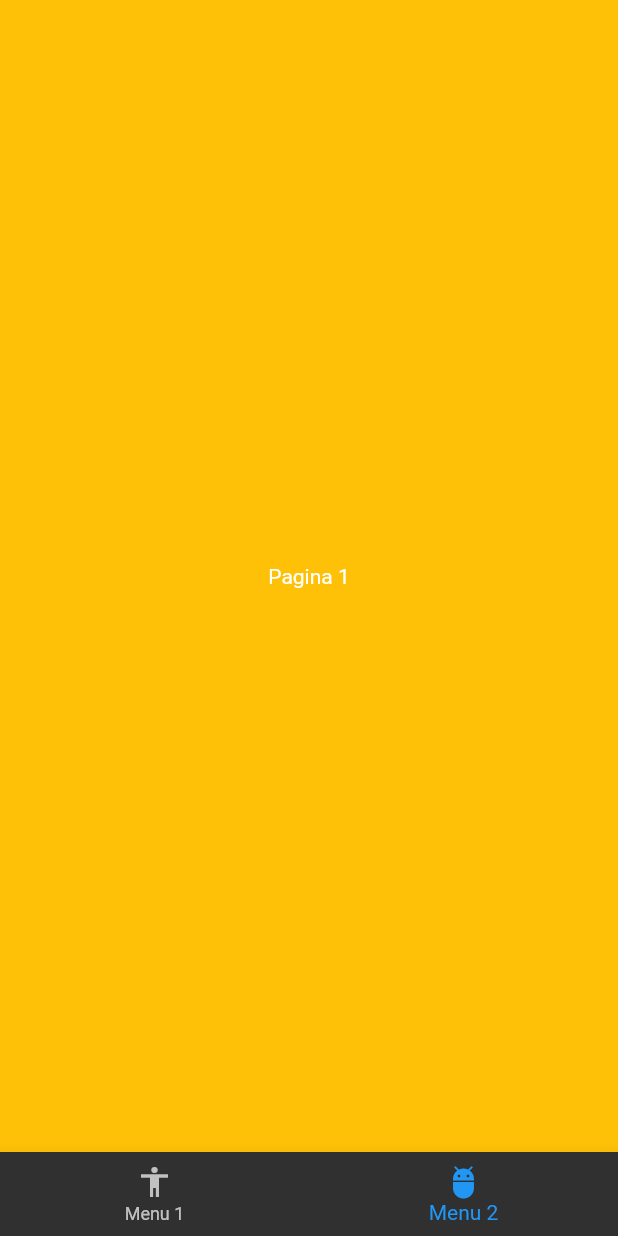
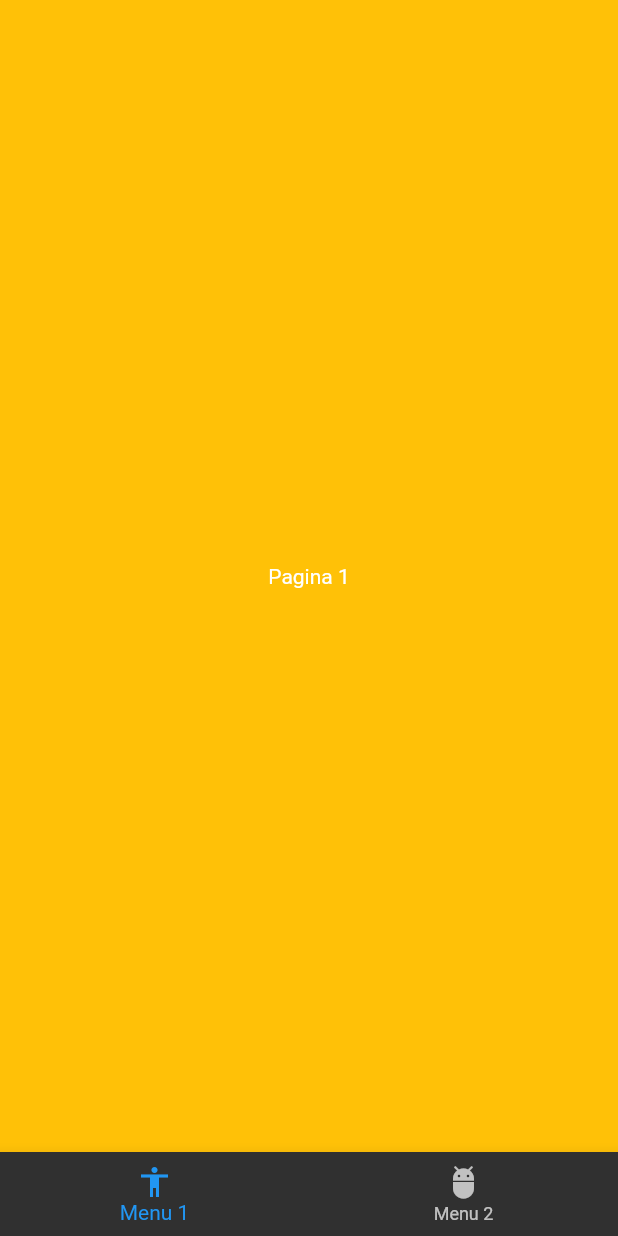
Before and after one commit to franciscoquijada/newsAppFlutter, a Flutter app: the screen it shows after launch, on a phone screen of 412 x 824 dp. Run offline on Flutter 3.47's test engine with Material 2 defaults, Android fonts, the phone set to English and light mode, and no system bars.

```diff
--- a/lib/src/pages/tabs_page.dart
+++ b/lib/src/pages/tabs_page.dart
@@ -1,11 +1,15 @@
 import 'package:flutter/material.dart';
+import 'package:provider/provider.dart';
 
 class TabsPage extends StatelessWidget {
   @override
   Widget build(BuildContext context) {
-    return Scaffold(
+    return ChangeNotifierProvider(
+      create: (_) => _NavegacionModel(),
+      child: Scaffold(
         body: _Paginas(),
         bottomNavigationBar: _Navegacion(),
+      ),
     );
   }
 }
@@ -13,7 +17,11 @@ class TabsPage extends StatelessWidget {
 class _Navegacion extends StatelessWidget {
   @override
   Widget build(BuildContext context) {
-    return BottomNavigationBar(currentIndex: 1, items: [
+    final navegacionModel = Provider.of<_NavegacionModel>(context);
+    return BottomNavigationBar(
+        currentIndex: navegacionModel.paginaActual,
+        onTap: (i) => navegacionModel.paginaActual = i,
+        items: [
           BottomNavigationBarItem(
               icon: Icon(Icons.accessibility), title: Text("Menu 1")),
           BottomNavigationBarItem(icon: Icon(Icons.adb), title: Text("Menu 2"))
@@ -24,7 +32,9 @@ class _Navegacion extends StatelessWidget {
 class _Paginas extends StatelessWidget {
   @override
   Widget build(BuildContext context) {
+    final navegacionModel = Provider.of<_NavegacionModel>(context);
     return PageView(
+      controller: navegacionModel.pageController,
       //physics: BouncingScrollPhysics(),
       physics: NeverScrollableScrollPhysics(),
       children: <Widget>[
@@ -40,3 +50,20 @@ class _Paginas extends StatelessWidget {
     );
   }
 }
+
+class _NavegacionModel extends ChangeNotifier {
+  int _paginaActual = 0;
+
+  PageController _pageController = new PageController();
+
+  int get paginaActual => this._paginaActual;
+
+  set paginaActual(int valor) {
+    this._paginaActual = valor;
+    _pageController.animateToPage(valor,
+        duration: Duration(milliseconds: 300), curve: Curves.easeInCubic);
+    notifyListeners();
+  }
+
+  PageController get pageController => this._pageController;
+}
--- a/pubspec.yaml
+++ b/pubspec.yaml
@@ -28,6 +28,7 @@ dependencies:
   # The following adds the Cupertino Icons font to your application.
   # Use with the CupertinoIcons class for iOS style icons.
   cupertino_icons: ^0.1.3
+  provider: ^4.3.2+2
 
 dev_dependencies:
   flutter_test:
```
Also changed, not shown: pubspec.lock. Lines whose indentation alone changed are shown as unchanged.
